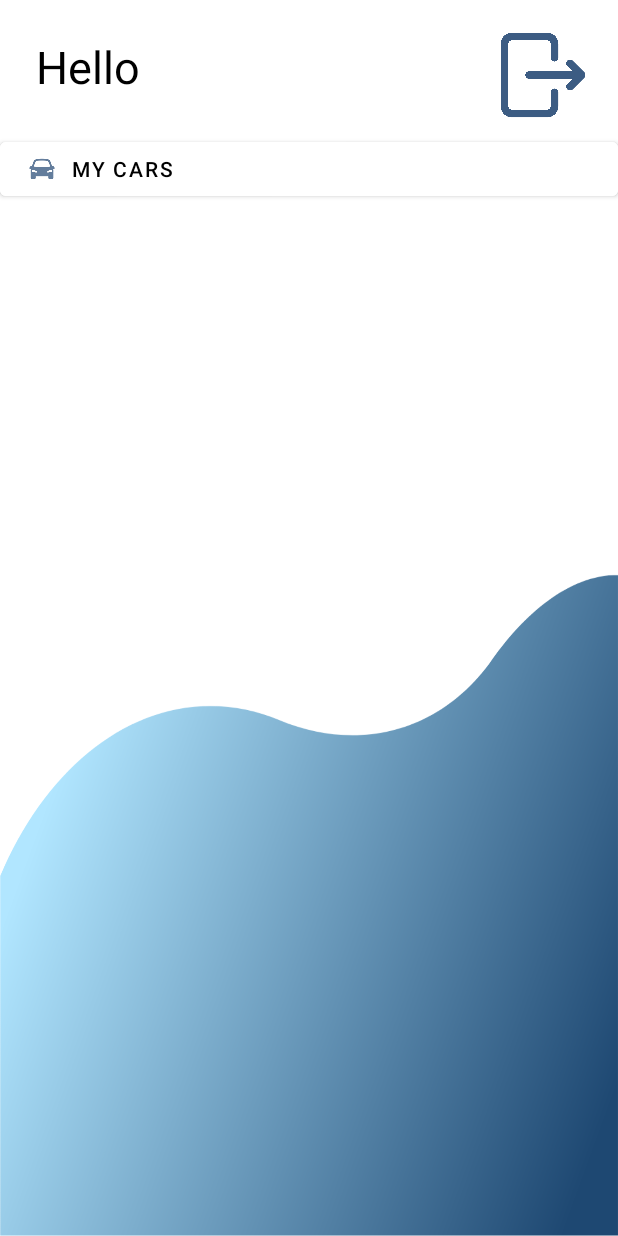
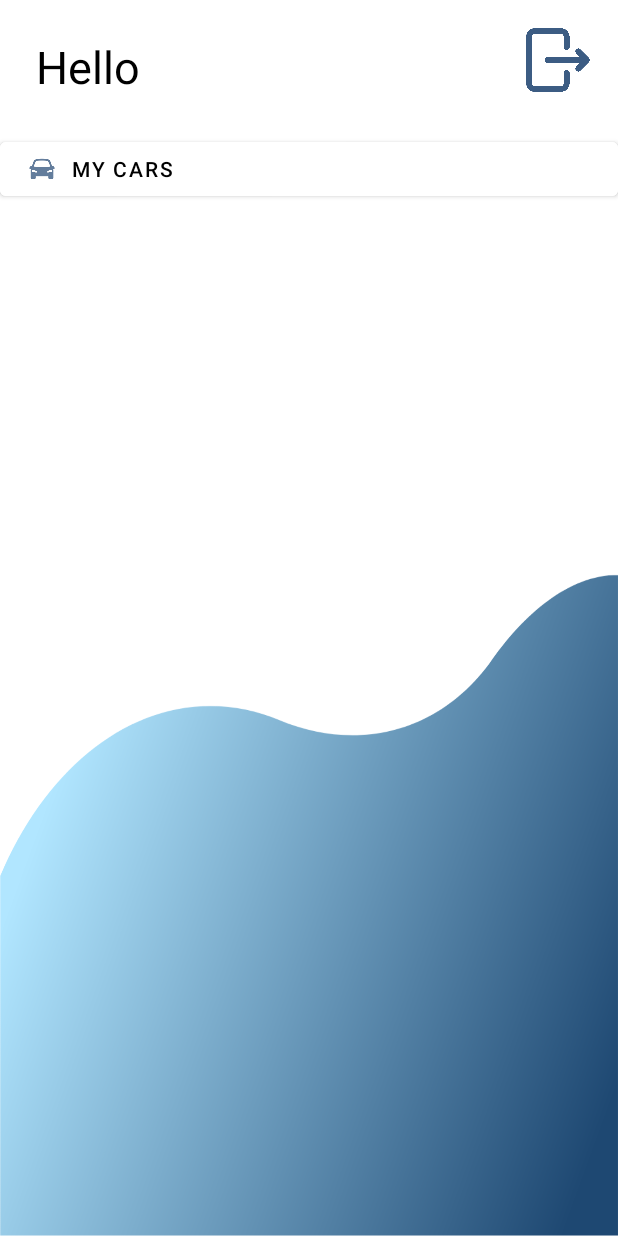
Before and after one commit to Lujain-M02/CarRentalCar_Project, an Android app: the More_page screen opened directly, with no data from a screen before it, on a phone screen of 412 x 824 dp. Run offline under Robolectric (Android 15) with nearby library versions, the phone set to English and light mode, and no system bars.

Commit message:
log out button and Arrow

```diff
--- a/app/src/main/res/layout/activity_more_page.xml
+++ b/app/src/main/res/layout/activity_more_page.xml
@@ -37,8 +37,8 @@
 
     <ImageButton
         android:id="@+id/btn_logout"
-        android:layout_width="100dp"
-        android:layout_height="100dp"
+        android:layout_width="80dp"
+        android:layout_height="80dp"
         android:backgroundTint="#00FFFFFF"
         android:scaleType="fitCenter"
         app:layout_constraintEnd_toEndOf="parent"
--- a/app/src/main/res/layout/activity_my_cars.xml
+++ b/app/src/main/res/layout/activity_my_cars.xml
@@ -27,12 +27,12 @@
 
     <ImageButton
         android:id="@+id/BackToHome"
-        android:layout_width="100dp"
-        android:layout_height="100dp"
+        android:layout_width="70dp"
+        android:layout_height="70dp"
         android:backgroundTint="#00FFFFFF"
         android:scaleType="fitCenter"
         app:layout_constraintStart_toStartOf="parent"
         app:layout_constraintTop_toTopOf="parent"
-        app:srcCompat="@drawable/home" />
+        app:srcCompat="@drawable/arrow" />
 
 </androidx.constraintlayout.widget.ConstraintLayout>
```
Also changed, not shown: app/src/main/res/drawable-anydpi/arrow.xml (added, +12 -0 lines), app/src/main/res/drawable-hdpi/arrow.png (added), app/src/main/res/drawable-mdpi/arrow.png (added), app/src/main/res/drawable-xhdpi/arrow.png (added), app/src/main/res/drawable-xxhdpi/arrow.png (added).
